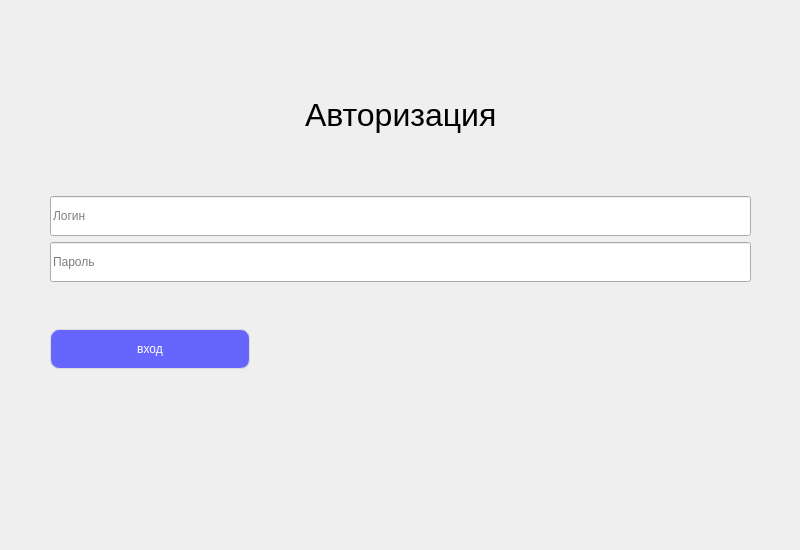
Before: the Qt Designer form src/client/ui/LoginWidget/loginwidget.ui in DuckLuckBreakout/InCorp-messenger, drawn with Qt 5.
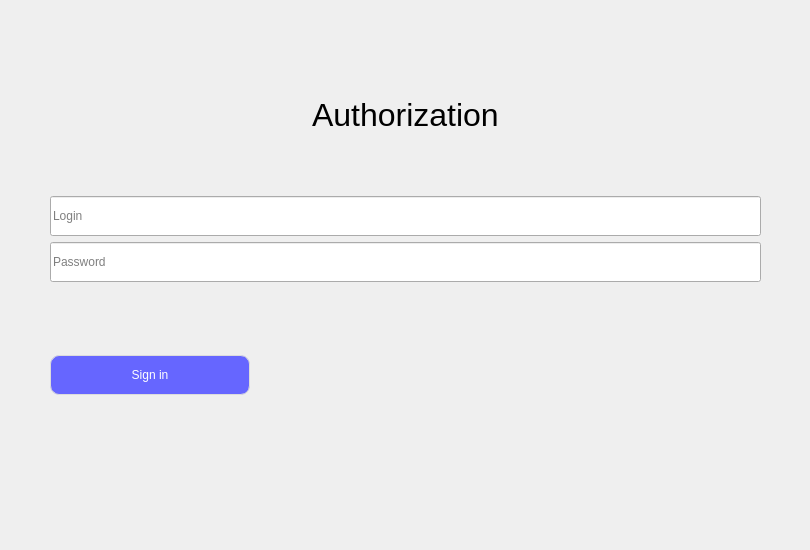
After: the same form once the commit is applied.

Diff of the .ui file:
```diff
--- a/src/client/ui/LoginWidget/loginwidget.ui
+++ b/src/client/ui/LoginWidget/loginwidget.ui
@@ -6,7 +6,7 @@
    <rect>
     <x>0</x>
     <y>0</y>
-    <width>800</width>
+    <width>810</width>
     <height>550</height>
    </rect>
   </property>
@@ -24,7 +24,7 @@
   </property>
   <property name="maximumSize">
    <size>
-    <width>800</width>
+    <width>810</width>
     <height>550</height>
    </size>
   </property>
@@ -36,7 +36,7 @@
     <rect>
      <x>10</x>
      <y>10</y>
-     <width>781</width>
+     <width>791</width>
      <height>531</height>
     </rect>
    </property>
@@ -104,7 +104,7 @@
          </font>
         </property>
         <property name="text">
-         <string>Авторизация</string>
+         <string>Authorization</string>
         </property>
         <property name="scaledContents">
          <bool>false</bool>
@@ -183,7 +183,7 @@
            <string/>
           </property>
           <property name="placeholderText">
-           <string>Логин</string>
+           <string>Login</string>
           </property>
          </widget>
         </item>
@@ -251,7 +251,7 @@
            <enum>QLineEdit::Password</enum>
           </property>
           <property name="placeholderText">
-           <string>Пароль</string>
+           <string>Password</string>
           </property>
          </widget>
         </item>
@@ -275,6 +275,62 @@
       </item>
      </layout>
     </item>
+    <item>
+     <layout class="QHBoxLayout" name="horizontalLayout_5">
+      <property name="sizeConstraint">
+       <enum>QLayout::SetNoConstraint</enum>
+      </property>
+      <item>
+       <spacer name="horizontalSpacer_10">
+        <property name="orientation">
+         <enum>Qt::Horizontal</enum>
+        </property>
+        <property name="sizeType">
+         <enum>QSizePolicy::Fixed</enum>
+        </property>
+        <property name="sizeHint" stdset="0">
+         <size>
+          <width>40</width>
+          <height>20</height>
+         </size>
+        </property>
+       </spacer>
+      </item>
+      <item>
+       <layout class="QVBoxLayout" name="verticalLayout_4">
+        <property name="sizeConstraint">
+         <enum>QLayout::SetNoConstraint</enum>
+        </property>
+        <item>
+         <widget class="QLabel" name="SignInLabel">
+          <property name="styleSheet">
+           <string notr="true">color: rgb(204, 0, 0);</string>
+          </property>
+          <property name="text">
+           <string/>
+          </property>
+         </widget>
+        </item>
+       </layout>
+      </item>
+      <item>
+       <spacer name="horizontalSpacer_11">
+        <property name="orientation">
+         <enum>Qt::Horizontal</enum>
+        </property>
+        <property name="sizeType">
+         <enum>QSizePolicy::Fixed</enum>
+        </property>
+        <property name="sizeHint" stdset="0">
+         <size>
+          <width>40</width>
+          <height>20</height>
+         </size>
+        </property>
+       </spacer>
+      </item>
+     </layout>
+    </item>
     <item>
      <widget class="QLabel" name="labelInfoLogin">
       <property name="minimumSize">
@@ -332,7 +388,7 @@
 color:white;</string>
         </property>
         <property name="text">
-         <string>вход</string>
+         <string>Sign in</string>
         </property>
        </widget>
       </item>
```
